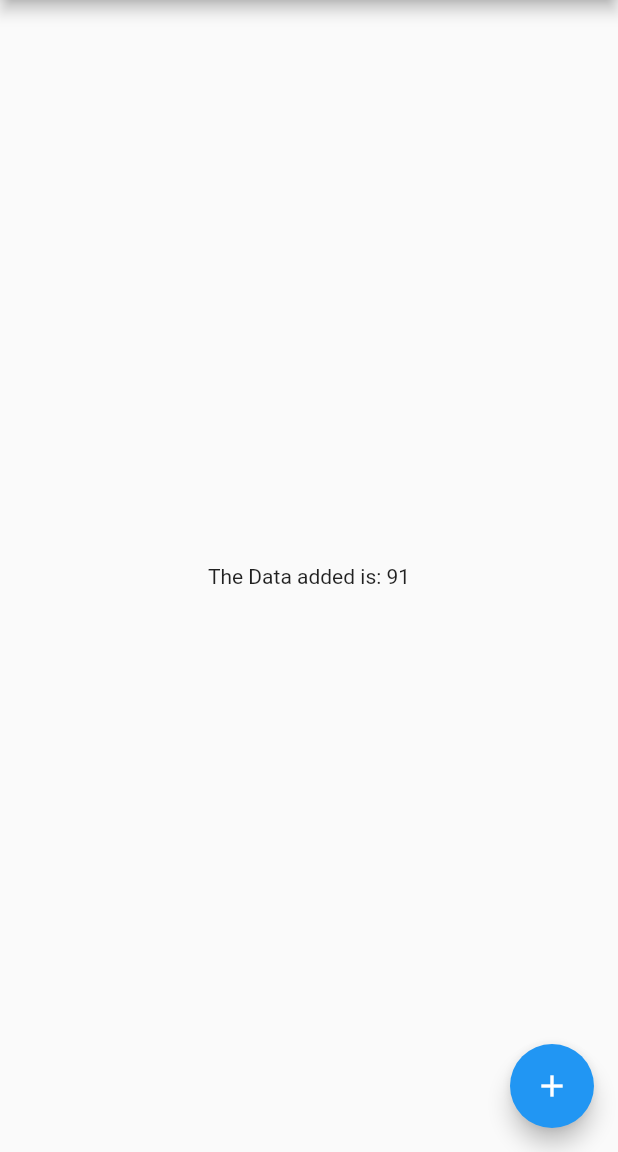
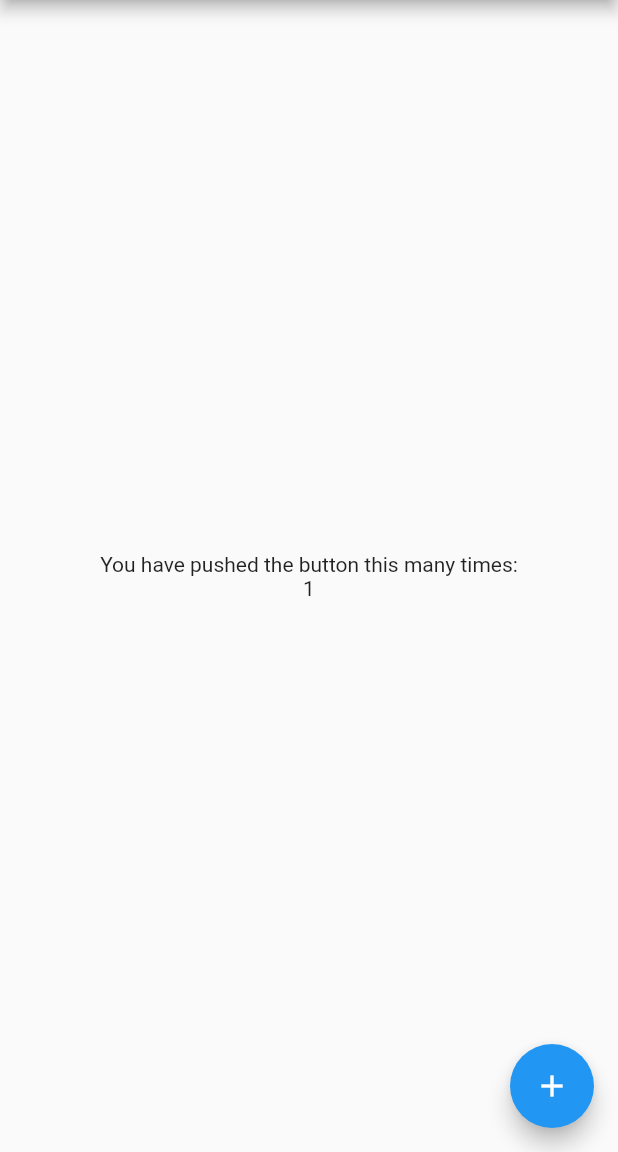
Before and after one commit to Muntasir89/StreamBuilder-State_Management, a Flutter app: the screen it shows after launch, after a tap on the "add" icon, on a phone screen of 412 x 824 dp, the part 84-1236 px from its top. Run offline on Flutter 3.47's test engine with Material 2 defaults, Android fonts, the phone set to English and light mode, and no system bars.

Commit message:
Second Commit: with StreamBuilder where the error is handled besides the stream

```diff
--- a/lib/main.dart
+++ b/lib/main.dart
@@ -2,7 +2,7 @@ import 'dart:async';
 
 import 'package:flutter/material.dart';
 
-void main() {
+void main(){
   runApp(MyApp());
 }
 
@@ -35,7 +35,7 @@ class _MyHomePageState extends State<MyHomePage> {
 
   late StreamSubscription mySubs;
 
-  int data = 0;
+  int counter = 0;
 
   Stream<int> getDummyDownloadProgress() async*{
     for(int i=1;i<=100;i++){
@@ -51,7 +51,7 @@ class _MyHomePageState extends State<MyHomePage> {
     getDummyDownloadProgress().listen((event) {
       print(event);
       setState((){
-        data = event;
+        counter = event;
       });
     }, onError: (err){
       print(err);
@@ -66,13 +66,28 @@ class _MyHomePageState extends State<MyHomePage> {
         title: Text(widget.title),
       ),
       body: Center(
-        child: Text(
-            "The Data added is: $data"
+        child: Column(
+          mainAxisAlignment: MainAxisAlignment.center,
+          children: <Widget>[
+            const Text("You have pushed the button this many times:"),
+            StreamBuilder(
+                stream: getDummyDownloadProgress(),
+                builder: (_,snapshot){
+                  if(snapshot.hasData)
+                    return Text(snapshot.data.toString());
+                  else if(snapshot.hasError)
+                    return Text(snapshot.error.toString());
+                  else
+                    return Text("Loading");
+                }),
+          ],
+
+
         ),
       ),
       floatingActionButton: FloatingActionButton(
         onPressed: (){
-          myStreamController.sink.add(data);
+          myStreamController.sink.add(counter);
         },
         child: const Icon(Icons.add),
       ), // This trailing comma makes auto-formatting nicer for build methods.
```
